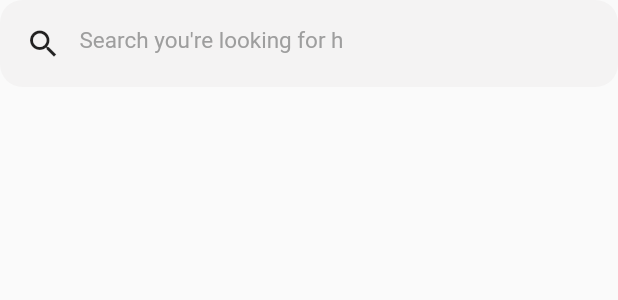
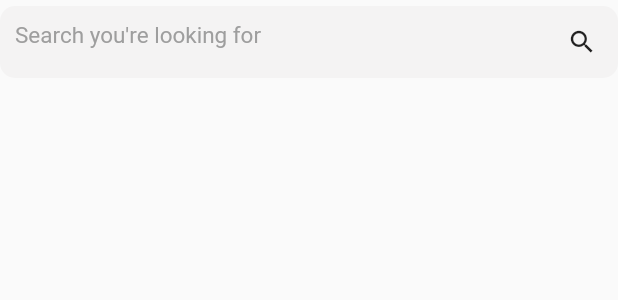
Before and after one commit to withewolf-dev/freelance-nahor, a Flutter app: the SearchBox widget shown alone on an empty page, opened directly, on a phone screen of 412 x 824 dp. Shown: the top 300 px of the screen. Run offline on Flutter 3.47's test engine with Material 2 defaults, Android fonts, the phone set to English and light mode, and no system bars; our stand-ins replace auto_route, bloc, carousel_slider, cloud_firestore, firebase_auth, firebase_core and 5 more; accounts and stored records are empty.

```diff
--- a/lib/widgets/feedpage/searchBox.dart
+++ b/lib/widgets/feedpage/searchBox.dart
@@ -43,20 +43,24 @@ class _SearchBoxState extends State<SearchBox> {
         }
       },
       child: Container(
-        padding: EdgeInsets.all(5),
+        padding: EdgeInsets.only(top: 4),
+        child: Container(
           decoration: BoxDecoration(
               color: Color.fromRGBO(244, 243, 243, 1),
-            borderRadius: BorderRadius.circular(15)),
+              borderRadius: BorderRadius.circular(10)),
           child: TextField(
             decoration: InputDecoration(
+                contentPadding: EdgeInsets.all(10),
                 border: InputBorder.none,
-              prefixIcon: Icon(
+                suffixIcon: Icon(
                   Icons.search,
                   color: Colors.black87,
+                  size: 20,
                 ),
-              hintText: "Search you're looking for h",
+                hintText: "Search you're looking for",
                 hintStyle: TextStyle(color: Colors.grey, fontSize: 15)),
             controller: myController,
+          ),
         ),
       ),
     );
```
Also changed, not shown: lib/widgets/searchscreen/searchScreen.dart (+24 -3 lines). Lines whose indentation alone changed are shown as unchanged.
